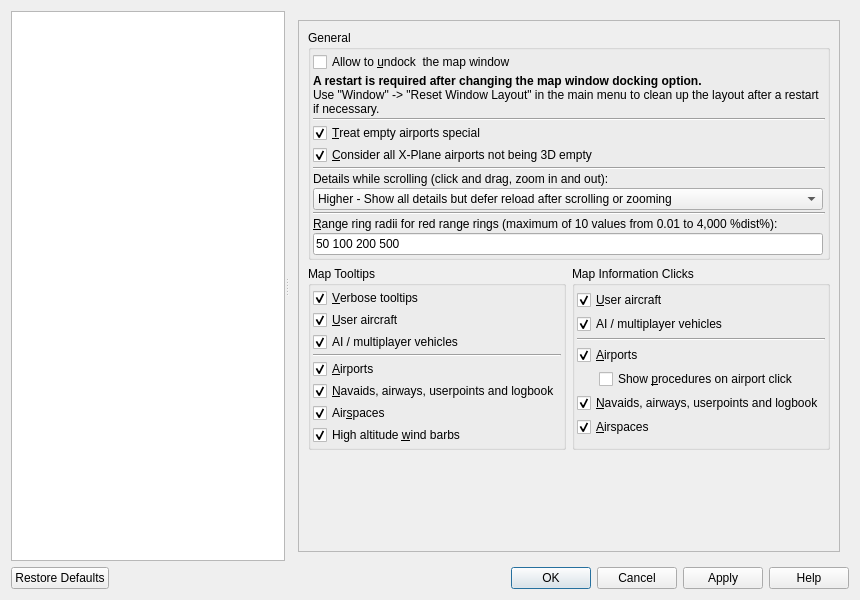
Above: src/options/options.ui from albar965/littlenavmap before the change. Below: the same form after it.
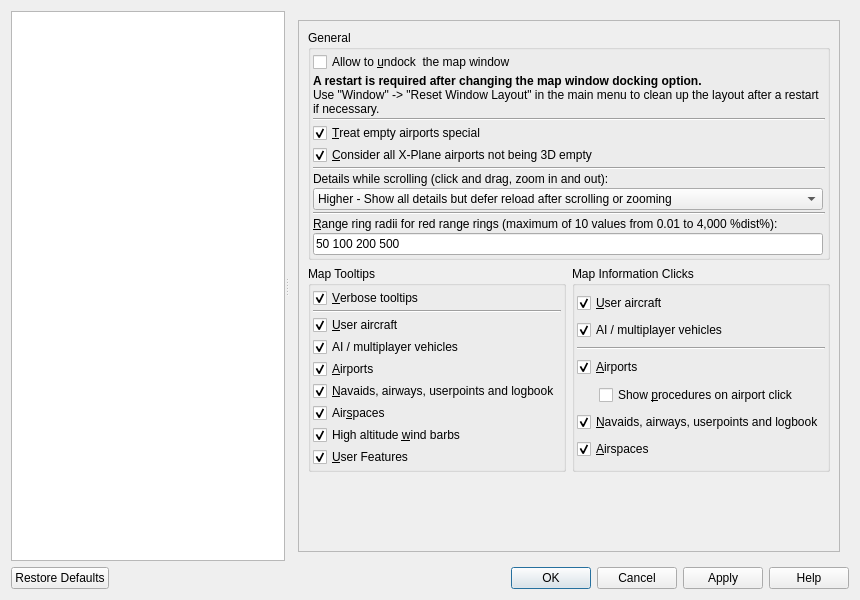
That is the form after the change. The open tabs and pages were chosen to show the change.

Commit message: Added options to hide user feature tooltips.

```diff
--- a/src/options/options.ui
+++ b/src/options/options.ui
@@ -1025,7 +1025,7 @@
              <x>0</x>
              <y>0</y>
              <width>578</width>
-             <height>530</height>
+             <height>554</height>
             </rect>
            </property>
            <layout class="QGridLayout" name="gridLayout_12">
@@ -1063,6 +1063,13 @@
                  </property>
                 </widget>
                </item>
+               <item>
+                <widget class="Line" name="line_8">
+                 <property name="orientation">
+                  <enum>Qt::Horizontal</enum>
+                 </property>
+                </widget>
+               </item>
                <item>
                 <widget class="QCheckBox" name="checkBoxOptionsMapTooltipUserAircraft">
                  <property name="toolTip">
@@ -1089,13 +1096,6 @@
                  </property>
                 </widget>
                </item>
-               <item>
-                <widget class="Line" name="line_8">
-                 <property name="orientation">
-                  <enum>Qt::Horizontal</enum>
-                 </property>
-                </widget>
-               </item>
                <item>
                 <widget class="QCheckBox" name="checkBoxOptionsMapTooltipAirport">
                  <property name="toolTip">
@@ -1149,6 +1149,19 @@
                  </property>
                 </widget>
                </item>
+               <item>
+                <widget class="QCheckBox" name="checkBoxOptionsMapTooltipUser">
+                 <property name="toolTip">
+                  <string>Show tooltip on user features like range rings, measurement lines, airport MSA, user holdings or traffic patterns.</string>
+                 </property>
+                 <property name="text">
+                  <string>&amp;User Features</string>
+                 </property>
+                 <property name="checked">
+                  <bool>true</bool>
+                 </property>
+                </widget>
+               </item>
               </layout>
              </widget>
             </item>
@@ -1221,11 +1234,14 @@
                </item>
                <item>
                 <layout class="QHBoxLayout" name="horizontalLayout_3">
+                 <property name="spacing">
+                  <number>2</number>
+                 </property>
                  <property name="leftMargin">
                   <number>22</number>
                  </property>
                  <property name="topMargin">
-                  <number>0</number>
+                  <number>1</number>
                  </property>
                  <item>
                   <widget class="QCheckBox" name="checkBoxOptionsMapClickAirportProcs">
```
Left out of the diff: 50 changed lines with no effect on the pictures. The commit also changes 3 other files.
